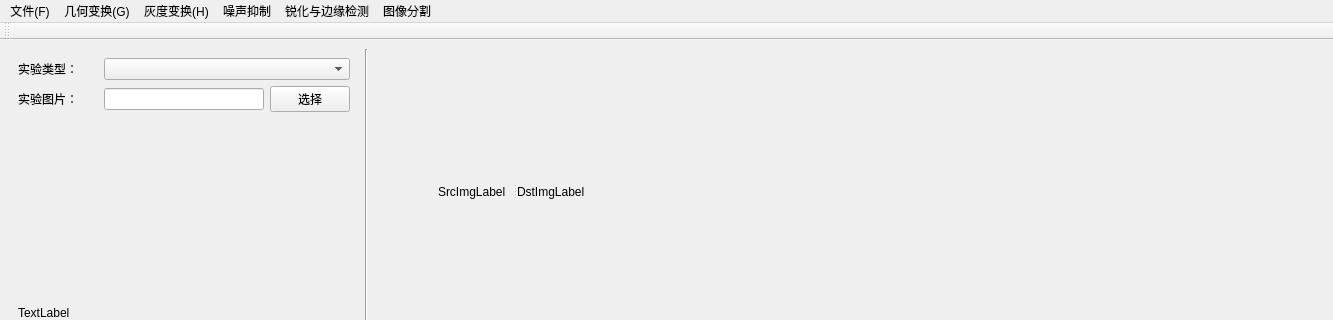
Qt form DLMainWindow.ui (Edward-HE/SDUWH_DIP_2020) before a commit; both pictures show x 0 to 1333 and y 0 to 320 of the 1333 by 579 pixel window.
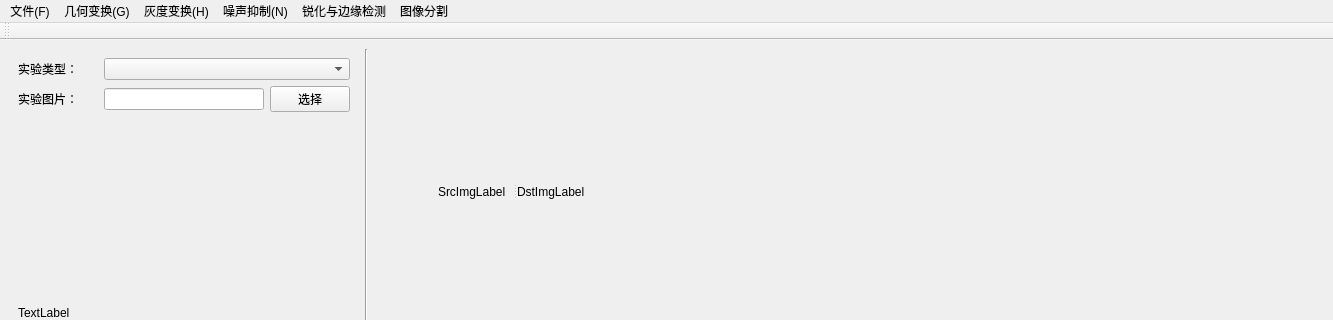
The same form after that commit.

Commit message: 添加灰度变换、噪声抑制

Patch:
```diff
--- a/DLMainWindow.ui
+++ b/DLMainWindow.ui
@@ -210,9 +210,9 @@
     <addaction name="action_hist"/>
     <addaction name="action_balance"/>
    </widget>
-   <widget class="QMenu" name="menu_3">
+   <widget class="QMenu" name="menu_N">
     <property name="title">
-     <string>噪声抑制</string>
+     <string>噪声抑制(N)</string>
     </property>
    </widget>
    <widget class="QMenu" name="menu_4">
@@ -228,7 +228,7 @@
    <addaction name="menu"/>
    <addaction name="menu_G"/>
    <addaction name="menu_H"/>
-   <addaction name="menu_3"/>
+   <addaction name="menu_N"/>
    <addaction name="menu_4"/>
    <addaction name="menu_5"/>
   </widget>
```
Left out of the diff: 36 changed lines with no effect on the pictures. The commit also changes 8 other files.
